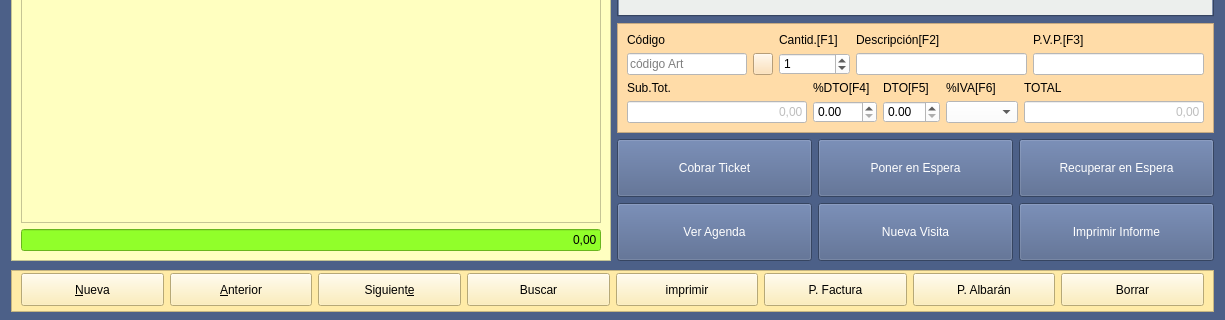
arcnexus/RedFoX, file TPV/frmcajaminuta.ui: the form before one commit; both pictures show x 0 to 1225 and y 233 to 553 of the 1225 by 553 pixel window.
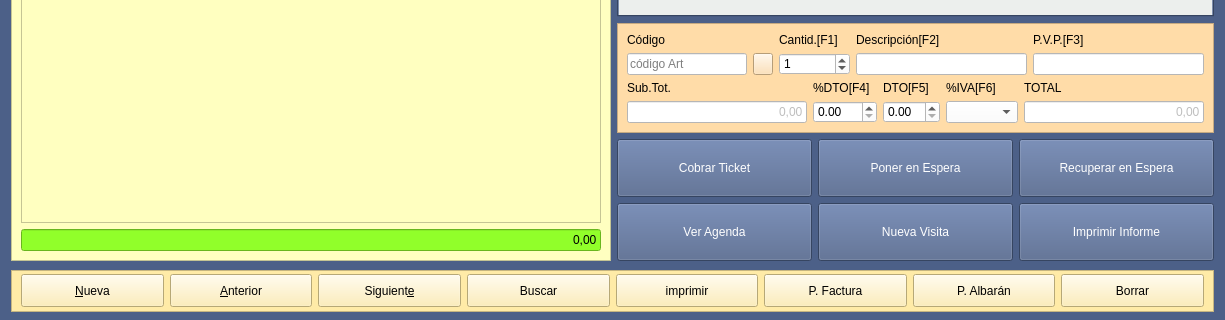
The form after the commit. Icons and pictures are not drawn.

```diff
--- a/TPV/frmcajaminuta.ui
+++ b/TPV/frmcajaminuta.ui
@@ -2071,6 +2071,9 @@
       <property name="topMargin">
        <number>2</number>
       </property>
+      <property name="bottomMargin">
+       <number>2</number>
+      </property>
       <item>
        <widget class="QPushButton" name="btnAnadir">
         <property name="minimumSize">
```
Left out of the diff: 15 changed lines with no effect on the pictures.
